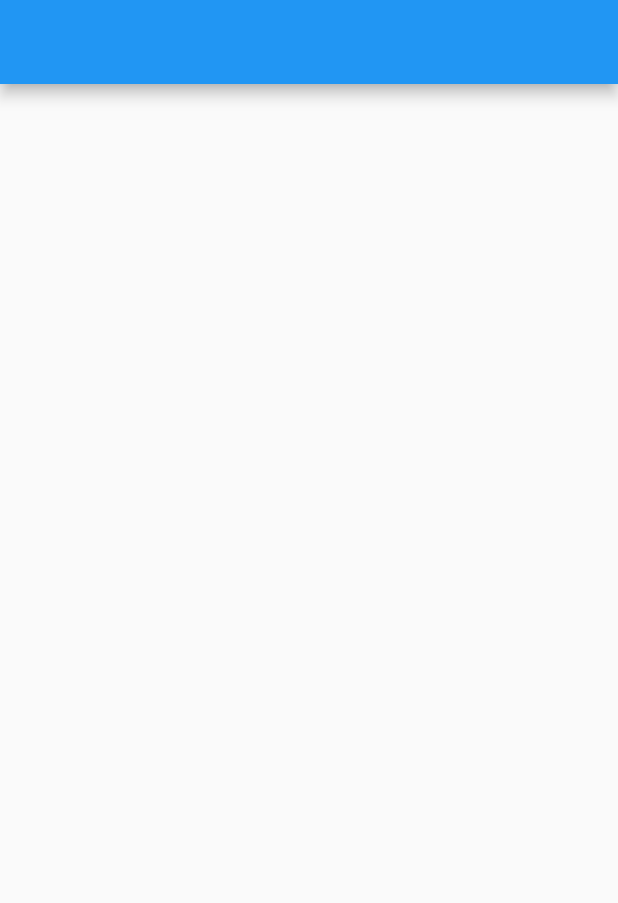
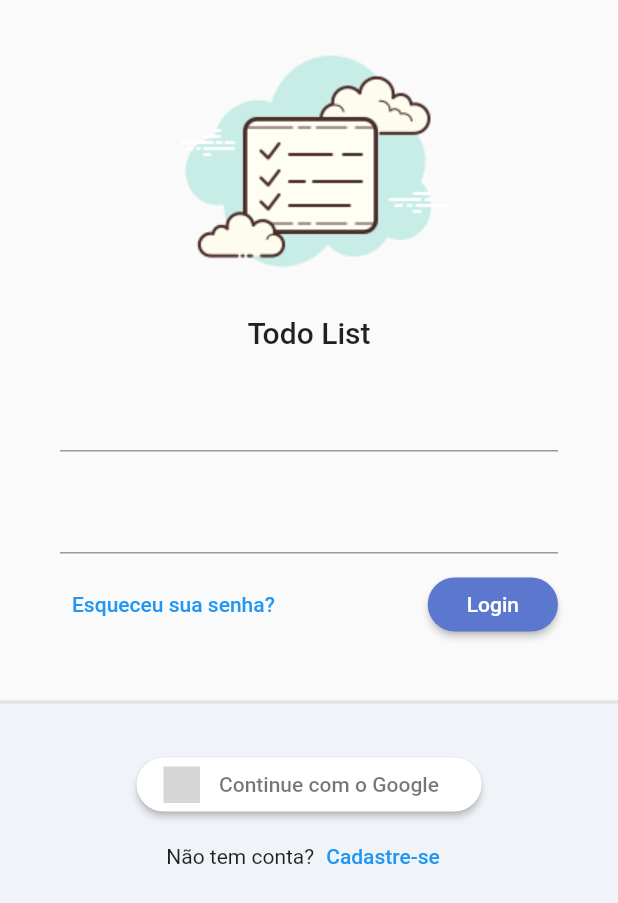
Before and after one commit to brunozupp/modulo_17_todo_list, a Flutter app: the screen it shows after launch, on a phone screen of 412 x 824 dp. Shown: the top 903 px of the screen. Run offline on Flutter 3.47's test engine with Material 2 defaults, Android fonts, the phone set to English and light mode, and no system bars; our stand-ins replace flutter_signin_button, google_fonts, sqflite, sqflite_common, synchronized; accounts and stored records are empty; Roboto replaces fonts that are missing (Mandali); grey boxes are pictures that could not be loaded.

Commit message:
Construindo layout de Login e configurando tema

```diff
--- a/lib/app/app_widget.dart
+++ b/lib/app/app_widget.dart
@@ -1,5 +1,6 @@
 import 'package:flutter/material.dart';
 import 'package:modulo_17_todo_list/app/core/database/sqlite_adm_connection.dart';
+import 'package:modulo_17_todo_list/app/core/ui/todo_list_ui_config.dart';
 import 'package:modulo_17_todo_list/app/modules/auth/auth_module.dart';
 import 'package:modulo_17_todo_list/app/modules/splash/splash_page.dart';
 
@@ -36,6 +37,7 @@ class _AppWidgetState extends State<AppWidget> {
     return MaterialApp(
       title: "Todo List Provider",
       initialRoute: "/login",
+      theme: TodoListUiConfig.theme,
       routes: {
         ...AuthModule().routers,
       },
--- /dev/null
+++ b/lib/app/core/ui/theme_extensions.dart
@@ -0,0 +1,17 @@
+import 'package:flutter/material.dart';
+
+extension ThemeExtension on BuildContext {
+
+  Color get primaryColor => Theme.of(this).primaryColor;
+  Color get primaryColorLight => Theme.of(this).primaryColorLight;
+  Color get buttonColor => Theme.of(this).elevatedButtonTheme.style?.backgroundColor?.resolve({MaterialState.selected}) ?? Colors.white;
+  TextTheme get textTheme => Theme.of(this).textTheme;
+
+  TextStyle get titleStyle => const TextStyle(
+    fontSize: 12,
+    fontWeight: FontWeight.bold,
+    color: Colors.grey,
+  );
+
+
+}
--- /dev/null
+++ b/lib/app/core/ui/todo_list_ui_config.dart
@@ -0,0 +1,18 @@
+import 'package:flutter/material.dart';
+import 'package:google_fonts/google_fonts.dart';
+
+class TodoListUiConfig {
+
+  TodoListUiConfig._();
+
+  static ThemeData get theme => ThemeData(
+    textTheme: GoogleFonts.mandaliTextTheme(),
+    primaryColor: const Color(0xFF5C77CE),
+    primaryColorLight: const Color(0xFFABC8F7),
+    elevatedButtonTheme: ElevatedButtonThemeData(
+      style: ElevatedButton.styleFrom(
+        primary: const Color(0xFF5C77CE),
+      ),
+    ),
+  );
+}
--- /dev/null
+++ b/lib/app/core/widgets/todo_list_logo.dart
@@ -0,0 +1,23 @@
+import 'package:flutter/material.dart';
+import 'package:modulo_17_todo_list/app/core/ui/theme_extensions.dart';
+
+class TodoListLogo extends StatelessWidget {
+  const TodoListLogo({ Key? key }) : super(key: key);
+
+  @override
+  Widget build(BuildContext context) {
+    return Column(
+      mainAxisAlignment: MainAxisAlignment.center,
+      children: [
+        Image.asset(
+          "assets/images/logo.png",
+          height: 200,
+        ),
+        Text(
+          "Todo List",
+          style: context.textTheme.headline6,
+        ),
+      ],
+    );
+  }
+}
--- a/lib/app/modules/auth/login/login_page.dart
+++ b/lib/app/modules/auth/login/login_page.dart
@@ -1,4 +1,7 @@
 import 'package:flutter/material.dart';
+import 'package:flutter_signin_button/button_list.dart';
+import 'package:flutter_signin_button/button_view.dart';
+import 'package:modulo_17_todo_list/app/core/widgets/todo_list_logo.dart';
 
 class LoginPage extends StatelessWidget {
 
@@ -7,10 +10,135 @@ class LoginPage extends StatelessWidget {
   @override
   Widget build(BuildContext context) {
     return Scaffold(
-      appBar: AppBar(
-        title: const Text(''),
+      body: LayoutBuilder(
+        builder: (context, constraints) {
+          return SingleChildScrollView(
+            child: ConstrainedBox(
+              constraints: BoxConstraints(
+                minHeight: constraints.maxHeight,
+                minWidth: constraints.maxWidth,
+              ),
+              child: IntrinsicHeight(
+                child: Column(
+                  mainAxisSize: MainAxisSize.min,
+                  children: [
+                    const SizedBox(
+                      height: 10,
+                    ),
+                    const TodoListLogo(),
+
+                    Padding(
+                      padding: const EdgeInsets.symmetric(
+                        horizontal: 40,
+                        vertical: 20,
+                      ),
+                      child: Form(
+                        child: Column(
+                          children: [
+                            TextFormField(),
+
+                            const SizedBox(
+                              height: 20,
+                            ),
+
+                            TextFormField(),
+
+                            const SizedBox(
+                              height: 10,
+                            ),
+
+                            Row(
+                              mainAxisAlignment: MainAxisAlignment.spaceBetween,
+                              children: [
+                                TextButton(
+                                  onPressed: () {
+
+                                  },
+                                  child: const Text(
+                                    "Esqueceu sua senha?",
+                                  ),
+                                ),
+
+                                ElevatedButton(
+                                  onPressed: () {
+
+                                  },
+                                  child: const Padding(
+                                    padding: EdgeInsets.all(10.0),
+                                    child: Text(
+                                      "Login",
+                                    ),
+                                  ),
+                                  style: ElevatedButton.styleFrom(
+                                    shape: RoundedRectangleBorder(
+                                      borderRadius: BorderRadius.circular(20),
+                                    ),
+                                  ),
+                                ),
+                              ],
+                            ),
+                          ],
+                        )
+                      ),
+                    ),
+
+                    const SizedBox(
+                      height: 20,
+                    ),
+
+                    Expanded(
+                      child: Container(
+                        decoration: BoxDecoration(
+                          color: const Color(0xFFF0F3F7),
+                          border: Border(
+                            top: BorderSide(
+                              width: 2,
+                              color: Colors.grey.withAlpha(50),
+                            ),
+                          ),
+                        ),
+                        child: Column(
+                          children: [
+                            const SizedBox(
+                              height: 30,
+                            ),
+                            SignInButton(
+                              Buttons.Google,
+                              text: "Continue com o Google",
+                              padding: const EdgeInsets.all(5),
+                              shape: OutlineInputBorder(
+                                borderRadius: BorderRadius.circular(30),
+                                borderSide: BorderSide.none,
+                              ),
+                              onPressed: () {
+
+                              },
+                            ),
+                            Row(
+                              mainAxisAlignment: MainAxisAlignment.center,
+                              children: [
+                                const Text(
+                                  "Não tem conta?",
+                                ),
+                                TextButton(
+                                  onPressed: () {
+
+                                  },
+                                  child: const Text("Cadastre-se"),
+                                ),
+                              ],
+                            ),
+                          ],
+                        ),
+                      ),
+                    ),
+                  ],
+                ),
+              ),
+            ),
+          );
+        },
       ),
-      body: Container(),
     );
   }
 }
--- a/pubspec.yaml
+++ b/pubspec.yaml
@@ -37,6 +37,8 @@ dependencies:
   provider: ^6.0.2
   sqflite: ^2.0.2
   path: ^1.8.0
+  google_fonts: ^2.3.1
+  flutter_signin_button: ^2.0.0
 
 dev_dependencies:
   flutter_test:
@@ -61,8 +63,8 @@ flutter:
   uses-material-design: true
 
   # To add assets to your application, add an assets section, like this:
-  # assets:
-  #   - images/a_dot_burr.jpeg
+  assets:
+    - assets/images/
   #   - images/a_dot_ham.jpeg
 
   # An image asset can refer to one or more resolution-specific "variants", see
```
Also changed, not shown: assets/images/logo.png (added), pubspec.lock.
